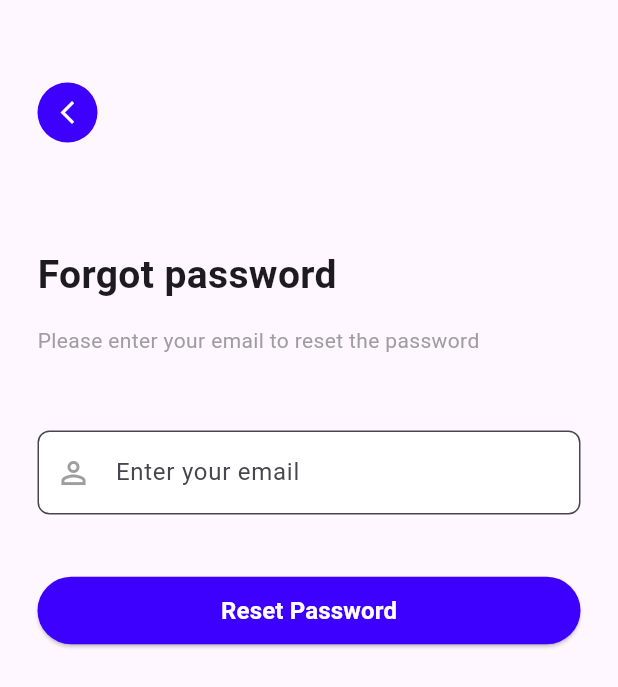
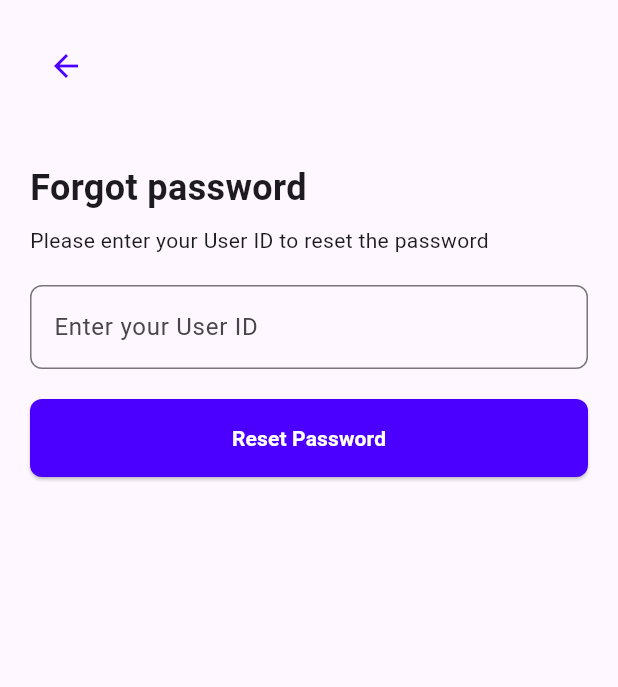
Before and after one commit to mo7amed-tarek/-graduation-_project, a Flutter app: the ForgotPasswordScreen screen opened directly, on a phone screen of 412 x 824 dp. Shown: the top 687 px of the screen. Run offline on Flutter 3.47's test engine with Material 3 defaults, Android fonts, the phone set to English and light mode, and no system bars; our stand-ins replace flutter_screenutil, gap, percent_indicator, pin_code_fields, syncfusion_flutter_charts.

Commit message:
+updata forgotpass_screen

```diff
--- /dev/null
+++ b/codecrefactos/lib/forgot_password/screens/forgot_password_screen.dart
@@ -0,0 +1,65 @@
+import 'package:codecrefactos/forgot_password/view_model/forgotpassword_view_model.dart';
+import 'package:flutter/material.dart';
+import 'package:provider/provider.dart';
+import '../widgets/custom_text_field.dart';
+import '../widgets/custom_button.dart';
+import '../utils/constants.dart';
+import 'otp_screen.dart';
+
+class ForgotPasswordScreen extends StatelessWidget {
+  final TextEditingController userIdController = TextEditingController();
+
+  ForgotPasswordScreen({super.key});
+
+  @override
+  Widget build(BuildContext context) {
+    final vm = Provider.of<ForgotPasswordViewModel>(context);
+
+    return Scaffold(
+      body: Padding(
+        padding: const EdgeInsets.all(kPadding),
+        child: Column(
+          crossAxisAlignment: CrossAxisAlignment.start,
+          children: [
+            IconButton(
+              icon: const Icon(Icons.arrow_back, color: kPrimaryColor),
+              onPressed: () => Navigator.pop(context),
+            ),
+            const SizedBox(height: 40),
+            const Text(
+              "Forgot password",
+              style: TextStyle(fontSize: 24, fontWeight: FontWeight.bold),
+            ),
+            const SizedBox(height: 8),
+            const Text("Please enter your User ID to reset the password"),
+            const SizedBox(height: 20),
+            CustomTextField(
+              hint: "Enter your User ID",
+              controller: userIdController,
+            ),
+            const SizedBox(height: 20),
+            vm.isLoading
+                ? Center(child: CircularProgressIndicator())
+                : CustomButton(
+                    text: "Reset Password",
+                    onPressed: () async {
+                      await vm.resetPassword(userIdController.text);
+
+                      if (vm.message.contains('OTP sent')) {
+                        Navigator.push(
+                          context,
+                          MaterialPageRoute(builder: (_) => OtpScreen()),
+                        );
+                      } else {
+                        ScaffoldMessenger.of(
+                          context,
+                        ).showSnackBar(SnackBar(content: Text(vm.message)));
+                      }
+                    },
+                  ),
+          ],
+        ),
+      ),
+    );
+  }
+}
--- /dev/null
+++ b/codecrefactos/lib/forgot_password/utils/constants.dart
@@ -0,0 +1,5 @@
+import 'package:flutter/material.dart';
+
+const kPrimaryColor = Color(0xFF4B00FF);
+const kPadding = 20.0;
+const kBorderRadius = 8.0;
--- /dev/null
+++ b/codecrefactos/lib/forgot_password/widgets/custom_button.dart
@@ -0,0 +1,28 @@
+import 'package:flutter/material.dart';
+import '../utils/constants.dart';
+
+class CustomButton extends StatelessWidget {
+  final String text;
+  final VoidCallback onPressed;
+
+  const CustomButton({super.key, required this.text, required this.onPressed});
+
+  @override
+  Widget build(BuildContext context) {
+    return SizedBox(
+      width: double.infinity,
+      child: ElevatedButton(
+        style: ElevatedButton.styleFrom(
+          backgroundColor: kPrimaryColor,
+          foregroundColor: Colors.white,
+          padding: const EdgeInsets.symmetric(vertical: 16),
+          shape: RoundedRectangleBorder(
+            borderRadius: BorderRadius.circular(kBorderRadius),
+          ),
+        ),
+        onPressed: onPressed,
+        child: Text(text, style: const TextStyle(fontWeight: FontWeight.bold)),
+      ),
+    );
+  }
+}
--- /dev/null
+++ b/codecrefactos/lib/forgot_password/widgets/custom_text_field.dart
@@ -0,0 +1,29 @@
+import 'package:flutter/material.dart';
+import '../utils/constants.dart';
+
+class CustomTextField extends StatelessWidget {
+  final String hint;
+  final bool obscureText;
+  final TextEditingController? controller;
+
+  const CustomTextField({
+    super.key,
+    required this.hint,
+    this.obscureText = false,
+    this.controller,
+  });
+
+  @override
+  Widget build(BuildContext context) {
+    return TextField(
+      controller: controller,
+      obscureText: obscureText,
+      decoration: InputDecoration(
+        hintText: hint,
+        border: OutlineInputBorder(
+          borderRadius: BorderRadius.circular(kBorderRadius),
+        ),
+      ),
+    );
+  }
+}
--- a/codecrefactos/lib/main.dart
+++ b/codecrefactos/lib/main.dart
@@ -1,5 +1,6 @@
+import 'package:codecrefactos/forgot_password/view_model/forgotpassword_view_model.dart';
 import 'package:codecrefactos/viewmodels/employee_viewmodel.dart';
-import 'package:codecrefactos/viewmodels/forgot_password_viewmodel.dart';
+
 import 'package:codecrefactos/viewmodels/login_viewmodel.dart';
 import 'package:codecrefactos/viewmodels/register_viewmodel.dart';
 import 'package:codecrefactos/views/login_screen.dart';
@@ -20,7 +21,6 @@ class MyApp extends StatelessWidget {
         ChangeNotifierProvider(create: (_) => RegisterViewModel()),
         ChangeNotifierProvider(create: (_) => ForgotPasswordViewModel()),
         ChangeNotifierProvider(create: (_) => EmployeesViewModel()),
-        ChangeNotifierProvider(create: (_) => EmployeesViewModel()),
       ],
       child: ScreenUtilInit(
         designSize: Size(390, 844),
--- a/codecrefactos/lib/viewmodels/forgot_password_viewmodel.dart
+++ /dev/null
@@ -1,10 +0,0 @@
-import 'package:flutter/material.dart';
-
-class ForgotPasswordViewModel with ChangeNotifier {
-  final userCtrl = TextEditingController();
-
-  String? validateUser(String? value) {
-    if (value == null || value.isEmpty) return "Enter User ID";
-    return null;
-  }
-}
--- a/codecrefactos/lib/views/forgot_password_screen.dart
+++ /dev/null
@@ -1,95 +0,0 @@
-import 'package:codecrefactos/resources/color_manager.dart';
-import 'package:codecrefactos/viewmodels/forgot_password_viewmodel.dart';
-import 'package:codecrefactos/widgets/custom_text_field.dart';
-import 'package:flutter/material.dart';
-import 'package:provider/provider.dart';
-
-class ForgotPasswordScreen extends StatelessWidget {
-  ForgotPasswordScreen({super.key});
-
-  final _formKey = GlobalKey<FormState>();
-
-  @override
-  Widget build(BuildContext context) {
-    final vm = Provider.of<ForgotPasswordViewModel>(context);
-
-    return Scaffold(
-      body: Padding(
-        padding: const EdgeInsets.symmetric(horizontal: 25, vertical: 55),
-        child: SingleChildScrollView(
-          child: Column(
-            crossAxisAlignment: CrossAxisAlignment.start,
-            children: [
-              GestureDetector(
-                onTap: () => Navigator.pop(context),
-                child: Container(
-                  width: 40,
-                  height: 40,
-                  decoration: BoxDecoration(
-                    color: ColorManager.primary,
-                    shape: BoxShape.circle,
-                  ),
-                  child: Center(
-                    child: Icon(
-                      Icons.arrow_back_ios_new,
-                      size: 18,
-                      color: Colors.white,
-                    ),
-                  ),
-                ),
-              ),
-
-              SizedBox(height: 70),
-
-              Text(
-                "Forgot password",
-                style: TextStyle(fontSize: 26, fontWeight: FontWeight.bold),
-              ),
-
-              SizedBox(height: 15),
-
-              Text(
-                "Please enter your email to reset the password",
-                style: TextStyle(color: Colors.grey),
-              ),
-
-              SizedBox(height: 50),
-
-              Form(
-                key: _formKey,
-                child: CustomTextField(
-                  hint: "Enter your email",
-                  controller: vm.userCtrl,
-                  icon: Icons.person_outline,
-                  validator: vm.validateUser,
-                ),
-              ),
-
-              SizedBox(height: 40),
-
-              ElevatedButton(
-                onPressed: () {
-                  if (_formKey.currentState!.validate()) {
-                    // Reset password API
-                  }
-                },
-                style: ElevatedButton.styleFrom(
-                  backgroundColor: ColorManager.primary,
-                  minimumSize: Size(double.infinity, 45),
-                ),
-                child: Text(
-                  "Reset Password",
-                  style: TextStyle(
-                    color: Colors.white,
-                    fontSize: 16,
-                    fontWeight: FontWeight.w600,
-                  ),
-                ),
-              ),
-            ],
-          ),
-        ),
-      ),
-    );
-  }
-}
--- a/codecrefactos/lib/views/login_screen.dart
+++ b/codecrefactos/lib/views/login_screen.dart
@@ -1,3 +1,4 @@
+import 'package:codecrefactos/forgot_password/screens/forgot_password_screen.dart';
 import 'package:codecrefactos/resources/color_manager.dart';
 import 'package:codecrefactos/resources/text_manager.dart';
 import 'package:codecrefactos/viewmodels/login_viewmodel.dart';
@@ -6,8 +7,6 @@ import 'package:codecrefactos/views/register_screen.dart';
 import 'package:codecrefactos/widgets/custom_text_field.dart';
 import 'package:flutter/material.dart';
 import 'package:provider/provider.dart';
-
-import 'forgot_password_screen.dart';
 
 class LoginScreen extends StatelessWidget {
   LoginScreen({super.key});
@@ -88,7 +87,6 @@ class LoginScreen extends StatelessWidget {
               const SizedBox(height: 20),
 
               ElevatedButton(
-
                 style: ElevatedButton.styleFrom(
                   backgroundColor: ColorManager.primary,
                   minimumSize: const Size(double.infinity, 45),
--- a/codecrefactos/lib/views/register_screen.dart
+++ b/codecrefactos/lib/views/register_screen.dart
@@ -1,3 +1,4 @@
+import 'package:codecrefactos/forgot_password/screens/forgot_password_screen.dart';
 import 'package:codecrefactos/resources/color_manager.dart';
 import 'package:codecrefactos/resources/text_manager.dart';
 import 'package:codecrefactos/viewmodels/register_viewmodel.dart';
@@ -6,7 +7,6 @@ import 'package:flutter/material.dart';
 import 'package:provider/provider.dart';
 
 import 'login_screen.dart';
-import 'forgot_password_screen.dart';
 
 class RegisterScreen extends StatelessWidget {
   RegisterScreen({super.key});
--- a/codecrefactos/pubspec.yaml
+++ b/codecrefactos/pubspec.yaml
@@ -18,6 +18,7 @@ dependencies:
   google_fonts: ^6.3.2
   syncfusion_flutter_charts: ^31.2.16
   percent_indicator: ^4.2.5
+  pin_code_fields: ^8.0.1
 
 
 
```
Also changed, not shown: codecrefactos/lib/forgot_password/screens/otp_screen.dart (added, +118 -0 lines), codecrefactos/lib/forgot_password/screens/set_new_password_screen.dart (added, +78 -0 lines), codecrefactos/lib/forgot_password/screens/success_screen.dart (added, +44 -0 lines), codecrefactos/lib/forgot_password/view_model/forgotpassword_view_model.dart (added, +63 -0 lines), codecrefactos/pubspec.lock.
